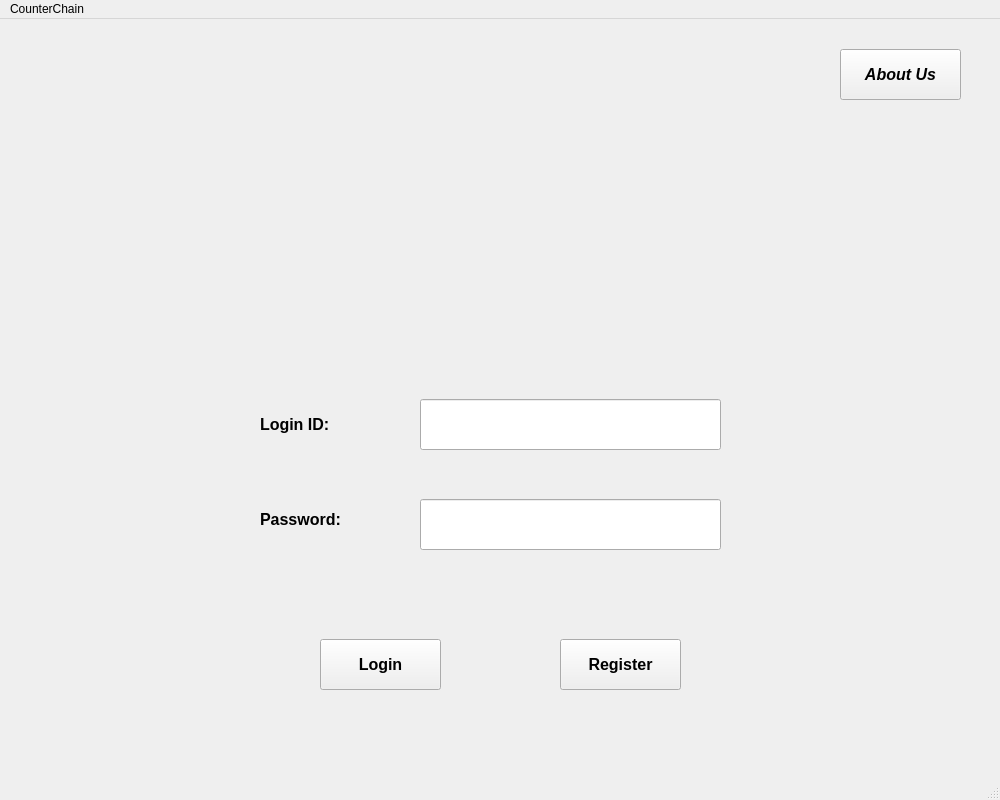
Old version of the form login.ui in the repository shubham0298/CounterChain.
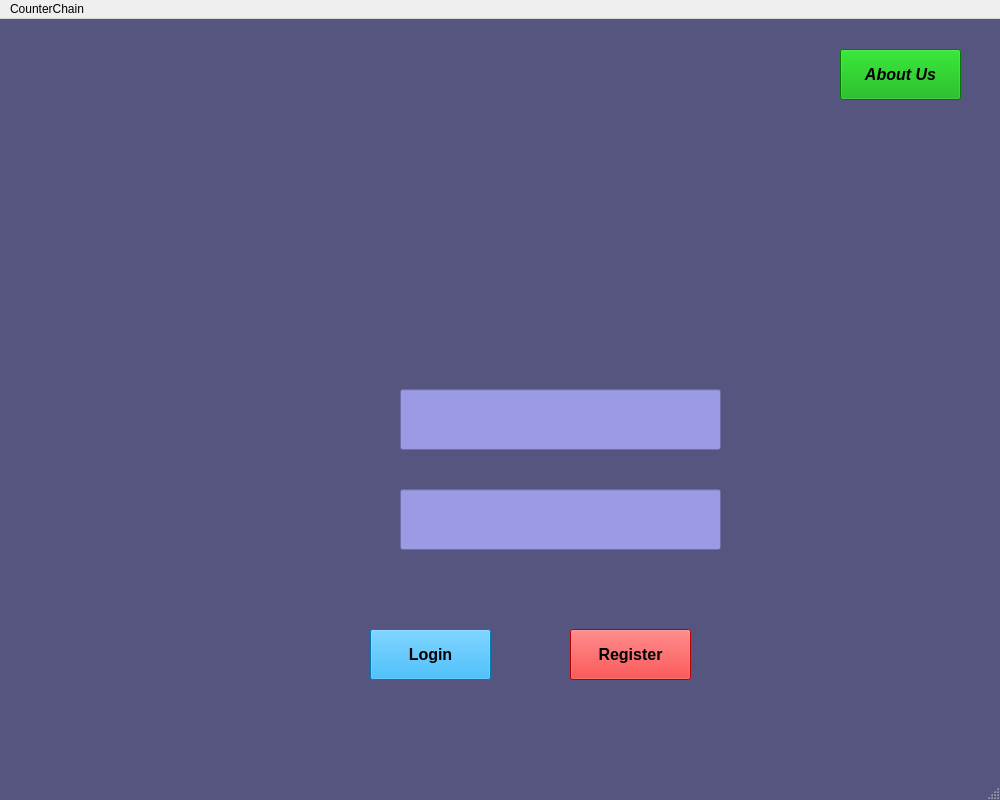
New version of the form. Icons and pictures are not drawn.

```diff
--- a/login.ui
+++ b/login.ui
@@ -25,37 +25,31 @@
   <property name="windowTitle">
    <string>Login</string>
   </property>
+  <property name="styleSheet">
+   <string notr="true">QMainWindow{
+	background-color: rgb(85, 85, 127);
+}
+QLineEdit{	
+	background-color: rgb(154, 154, 229);
+}
+QPushButton#register_2{
+	background-color: rgb(255, 0, 0);
+}
+QPushButton#login{
+	background-color: rgb(0, 170, 255);
+}
+QPushButton#aboutus{
+	background-color: rgb(0, 170, 0);
+}</string>
+  </property>
   <widget class="QWidget" name="centralwidget">
    <widget class="QLabel" name="label_2">
     <property name="geometry">
      <rect>
-      <x>260</x>
+      <x>290</x>
       <y>460</y>
-      <width>131</width>
-      <height>81</height>
-     </rect>
-    </property>
-    <property name="font">
-     <font>
-      <pointsize>12</pointsize>
-      <weight>75</weight>
-      <bold>true</bold>
-     </font>
-    </property>
-    <property name="cursor">
-     <cursorShape>IBeamCursor</cursorShape>
-    </property>
-    <property name="text">
-     <string>Password:</string>
-    </property>
-   </widget>
-   <widget class="QLabel" name="label">
-    <property name="geometry">
-     <rect>
-      <x>260</x>
-      <y>380</y>
       <width>101</width>
-      <height>51</height>
+      <height>71</height>
      </rect>
     </property>
     <property name="font">
@@ -69,14 +63,49 @@
      <cursorShape>IBeamCursor</cursorShape>
     </property>
     <property name="text">
-     <string>Login ID:</string>
+     <string/>
+    </property>
+    <property name="pixmap">
+     <pixmap resource="icon.qrc">:/icon/Icons/passwd.png</pixmap>
+    </property>
+    <property name="scaledContents">
+     <bool>true</bool>
+    </property>
+   </widget>
+   <widget class="QLabel" name="label">
+    <property name="geometry">
+     <rect>
+      <x>300</x>
+      <y>360</y>
+      <width>81</width>
+      <height>71</height>
+     </rect>
+    </property>
+    <property name="font">
+     <font>
+      <pointsize>12</pointsize>
+      <weight>75</weight>
+      <bold>true</bold>
+     </font>
+    </property>
+    <property name="cursor">
+     <cursorShape>IBeamCursor</cursorShape>
+    </property>
+    <property name="text">
+     <string/>
+    </property>
+    <property name="pixmap">
+     <pixmap resource="icon.qrc">:/icon/Icons/username.png</pixmap>
+    </property>
+    <property name="scaledContents">
+     <bool>true</bool>
     </property>
    </widget>
    <widget class="QPushButton" name="login">
     <property name="geometry">
      <rect>
-      <x>320</x>
-      <y>620</y>
+      <x>370</x>
+      <y>610</y>
       <width>121</width>
       <height>51</height>
      </rect>
@@ -98,8 +127,8 @@
    <widget class="QPushButton" name="register_2">
     <property name="geometry">
      <rect>
-      <x>560</x>
-      <y>620</y>
+      <x>570</x>
+      <y>610</y>
       <width>121</width>
       <height>51</height>
      </rect>
@@ -121,15 +150,15 @@
    <widget class="QLineEdit" name="paswd_lineEdit">
     <property name="geometry">
      <rect>
-      <x>420</x>
-      <y>480</y>
-      <width>301</width>
-      <height>51</height>
+      <x>400</x>
+      <y>470</y>
+      <width>321</width>
+      <height>61</height>
      </rect>
     </property>
     <property name="font">
      <font>
-      <pointsize>12</pointsize>
+      <pointsize>13</pointsize>
      </font>
     </property>
     <property name="inputMethodHints">
@@ -142,15 +171,15 @@
    <widget class="QLineEdit" name="id_lineEdit">
     <property name="geometry">
      <rect>
-      <x>420</x>
-      <y>380</y>
-      <width>301</width>
-      <height>51</height>
+      <x>400</x>
+      <y>370</y>
+      <width>321</width>
+      <height>61</height>
      </rect>
     </property>
     <property name="font">
      <font>
-      <pointsize>12</pointsize>
+      <pointsize>13</pointsize>
      </font>
     </property>
     <property name="inputMethodHints">
@@ -185,10 +214,10 @@
    <widget class="QLabel" name="label_3">
     <property name="geometry">
      <rect>
-      <x>360</x>
-      <y>50</y>
-      <width>341</width>
-      <height>241</height>
+      <x>330</x>
+      <y>10</y>
+      <width>381</width>
+      <height>281</height>
      </rect>
     </property>
     <property name="text">
```
